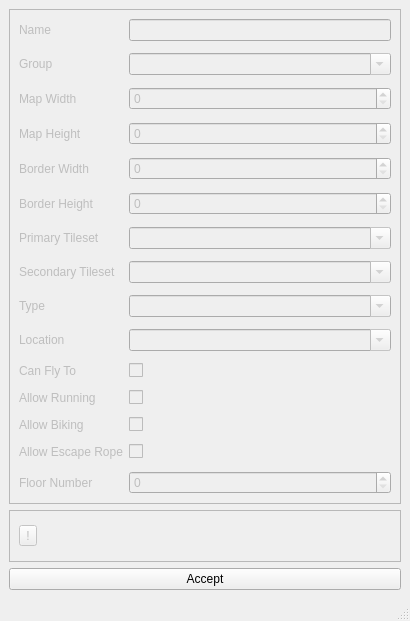
Old version of the form forms/newmappopup.ui in the repository huderlem/porymap.
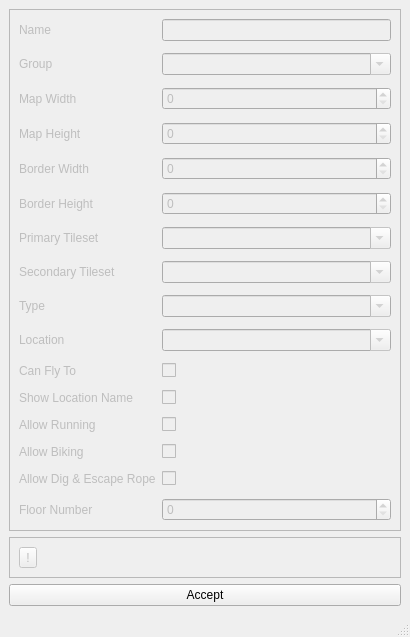
New version of the form. Custom widgets are drawn as their Qt base class.

Commit message: Add 'Show Location Name' to newmappopup

```diff
--- a/forms/newmappopup.ui
+++ b/forms/newmappopup.ui
@@ -87,14 +87,14 @@
          </property>
         </widget>
        </item>
-       <item row="4" column="0">
+       <item row="3" column="0">
         <widget class="QLabel" name="label_NewMap_Height">
          <property name="text">
           <string>Map Height</string>
          </property>
         </widget>
        </item>
-       <item row="4" column="1">
+       <item row="3" column="1">
         <widget class="QSpinBox" name="spinBox_NewMap_Height">
          <property name="toolTip">
           <string>&lt;html&gt;&lt;head/&gt;&lt;body&gt;&lt;p&gt;Height (in blocks) of the new map.&lt;/p&gt;&lt;/body&gt;&lt;/html&gt;</string>
@@ -104,14 +104,14 @@
          </property>
         </widget>
        </item>
-       <item row="5" column="0">
+       <item row="4" column="0">
         <widget class="QLabel" name="label_NewMap_BorderWidth">
          <property name="text">
           <string>Border Width</string>
          </property>
         </widget>
        </item>
-       <item row="5" column="1">
+       <item row="4" column="1">
         <widget class="QSpinBox" name="spinBox_NewMap_BorderWidth">
          <property name="toolTip">
           <string>&lt;html&gt;&lt;head/&gt;&lt;body&gt;&lt;p&gt;Width (in blocks) of the new map's border.&lt;/p&gt;&lt;/body&gt;&lt;/html&gt;</string>
@@ -121,14 +121,14 @@
          </property>
         </widget>
        </item>
-       <item row="6" column="0">
+       <item row="5" column="0">
         <widget class="QLabel" name="label_NewMap_BorderHeight">
          <property name="text">
           <string>Border Height</string>
          </property>
         </widget>
        </item>
-       <item row="6" column="1">
+       <item row="5" column="1">
         <widget class="QSpinBox" name="spinBox_NewMap_BorderHeight">
          <property name="toolTip">
           <string>&lt;html&gt;&lt;head/&gt;&lt;body&gt;&lt;p&gt;Height (in blocks) of the new map's border.&lt;/p&gt;&lt;/body&gt;&lt;/html&gt;</string>
@@ -138,14 +138,14 @@
          </property>
         </widget>
        </item>
-       <item row="7" column="0">
+       <item row="6" column="0">
         <widget class="QLabel" name="label_NewMap_Primary_Tileset">
          <property name="text">
           <string>Primary Tileset</string>
          </property>
         </widget>
        </item>
-       <item row="7" column="1">
+       <item row="6" column="1">
         <widget class="NoScrollComboBox" name="comboBox_NewMap_Primary_Tileset">
          <property name="toolTip">
           <string>&lt;html&gt;&lt;head/&gt;&lt;body&gt;&lt;p&gt;The primary tileset for the new map.&lt;/p&gt;&lt;/body&gt;&lt;/html&gt;</string>
@@ -155,14 +155,14 @@
          </property>
         </widget>
        </item>
-       <item row="8" column="0">
+       <item row="7" column="0">
         <widget class="QLabel" name="label_NewMap_Secondary_Tileset">
          <property name="text">
           <string>Secondary Tileset</string>
          </property>
         </widget>
        </item>
-       <item row="8" column="1">
+       <item row="7" column="1">
         <widget class="NoScrollComboBox" name="comboBox_NewMap_Secondary_Tileset">
          <property name="toolTip">
           <string>&lt;html&gt;&lt;head/&gt;&lt;body&gt;&lt;p&gt;The secondary tileset for the new map.&lt;/p&gt;&lt;/body&gt;&lt;/html&gt;</string>
@@ -172,14 +172,14 @@
          </property>
         </widget>
        </item>
-       <item row="9" column="0">
+       <item row="8" column="0">
         <widget class="QLabel" name="label_NewMap_Type">
          <property name="text">
           <string>Type</string>
          </property>
         </widget>
        </item>
-       <item row="9" column="1">
+       <item row="8" column="1">
         <widget class="NoScrollComboBox" name="comboBox_NewMap_Type">
          <property name="toolTip">
           <string>&lt;html&gt;&lt;head/&gt;&lt;body&gt;&lt;p&gt;The map type is a general attribute, which is used for many different things. For example. it determines whether biking or running is allowed.&lt;/p&gt;&lt;/body&gt;&lt;/html&gt;</string>
@@ -189,14 +189,14 @@
          </property>
         </widget>
        </item>
-       <item row="10" column="0">
+       <item row="9" column="0">
         <widget class="QLabel" name="label_NewMap_Location">
          <property name="text">
           <string>Location</string>
          </property>
         </widget>
        </item>
-       <item row="10" column="1">
+       <item row="9" column="1">
         <widget class="NoScrollComboBox" name="comboBox_NewMap_Location">
          <property name="toolTip">
           <string>&lt;html&gt;&lt;head/&gt;&lt;body&gt;&lt;p&gt;The section of the region map which the map is grouped under. This also determines the name of the map that is displayed when the player enters it.&lt;/p&gt;&lt;/body&gt;&lt;/html&gt;</string>
@@ -206,14 +206,14 @@
          </property>
         </widget>
        </item>
-       <item row="11" column="0">
+       <item row="10" column="0">
         <widget class="QLabel" name="label_NewMap_Flyable">
          <property name="text">
           <string>Can Fly To</string>
          </property>
         </widget>
        </item>
-       <item row="11" column="1">
+       <item row="10" column="1">
         <widget class="QCheckBox" name="checkBox_NewMap_Flyable">
          <property name="toolTip">
           <string>&lt;html&gt;&lt;head/&gt;&lt;body&gt;&lt;p&gt;Whether to add a heal location to the new map.&lt;/p&gt;&lt;/body&gt;&lt;/html&gt;</string>
@@ -223,6 +223,23 @@
          </property>
         </widget>
        </item>
+       <item row="11" column="0">
+        <widget class="QLabel" name="label_NewMap_Show_Location">
+         <property name="text">
+          <string>Show Location Name</string>
+         </property>
+        </widget>
+       </item>
+       <item row="11" column="1">
+        <widget class="QCheckBox" name="checkBox_NewMap_Show_Location">
+         <property name="toolTip">
+          <string>&lt;html&gt;&lt;head/&gt;&lt;body&gt;&lt;p&gt;Whether or not to display the location name when the player enters the map.&lt;/p&gt;&lt;/body&gt;&lt;/html&gt;</string>
+         </property>
+         <property name="text">
+          <string/>
+         </property>
+        </widget>
+       </item>
        <item row="12" column="0">
         <widget class="QLabel" name="label_NewMap_Allow_Running">
          <property name="text">
@@ -232,6 +249,9 @@
        </item>
        <item row="12" column="1">
         <widget class="QCheckBox" name="checkBox_NewMap_Allow_Running">
+         <property name="toolTip">
+          <string>&lt;html&gt;&lt;head/&gt;&lt;body&gt;&lt;p&gt;Allows the player to use Running Shoes&lt;/p&gt;&lt;/body&gt;&lt;/html&gt;</string>
+         </property>
          <property name="text">
           <string/>
          </property>
@@ -246,6 +266,9 @@
        </item>
        <item row="13" column="1">
         <widget class="QCheckBox" name="checkBox_NewMap_Allow_Biking">
+         <property name="toolTip">
+          <string>&lt;html&gt;&lt;head/&gt;&lt;body&gt;&lt;p&gt;Allows the player to use a Bike&lt;/p&gt;&lt;/body&gt;&lt;/html&gt;</string>
+         </property>
          <property name="text">
           <string/>
          </property>
@@ -254,12 +277,15 @@
        <item row="14" column="0">
         <widget class="QLabel" name="label_NewMap_Allow_Escape_Rope">
          <property name="text">
-          <string>Allow Escape Rope</string>
+          <string>Allow Dig &amp; Escape Rope</string>
          </property>
         </widget>
        </item>
        <item row="14" column="1">
         <widget class="QCheckBox" name="checkBox_NewMap_Allow_Escape_Rope">
+         <property name="toolTip">
+          <string>&lt;html&gt;&lt;head/&gt;&lt;body&gt;&lt;p&gt;Allows the player to use Dig or Escape Rope&lt;/p&gt;&lt;/body&gt;&lt;/html&gt;</string>
+         </property>
          <property name="text">
           <string/>
          </property>
```
The commit also changes 1 other file.
